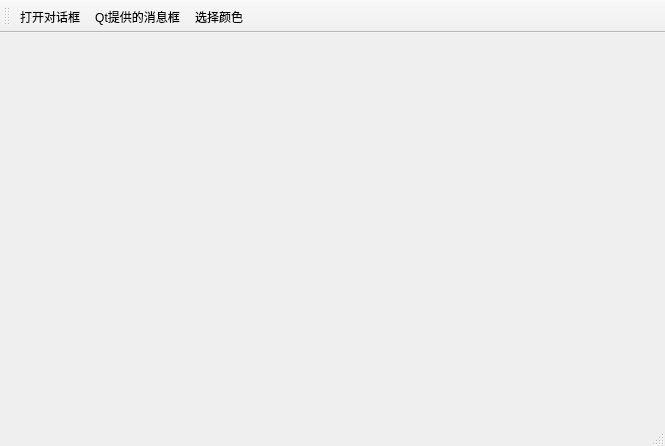
The window that 008_QDialog/mainwindow.ui (NekoSilverFox/Qt) describes before a commit, drawn with Qt 5.
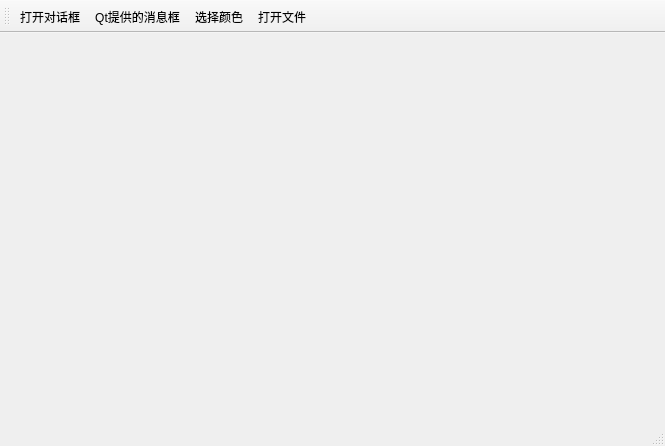
The same window after the commit.

Commit message: 增加 标准文件对话框代码

What changed in the file:
```diff
--- a/008_QDialog/mainwindow.ui
+++ b/008_QDialog/mainwindow.ui
@@ -38,6 +38,7 @@
    <addaction name="actionopenDialog"/>
    <addaction name="actionQMessageBox"/>
    <addaction name="actionColor"/>
+   <addaction name="actionOpenFile"/>
   </widget>
   <action name="actionopenDialog">
    <property name="text">
@@ -54,6 +55,11 @@
     <string>选择颜色</string>
    </property>
   </action>
+  <action name="actionOpenFile">
+   <property name="text">
+    <string>打开文件</string>
+   </property>
+  </action>
  </widget>
  <resources/>
  <connections/>
```
The commit also changes 1 other file.
